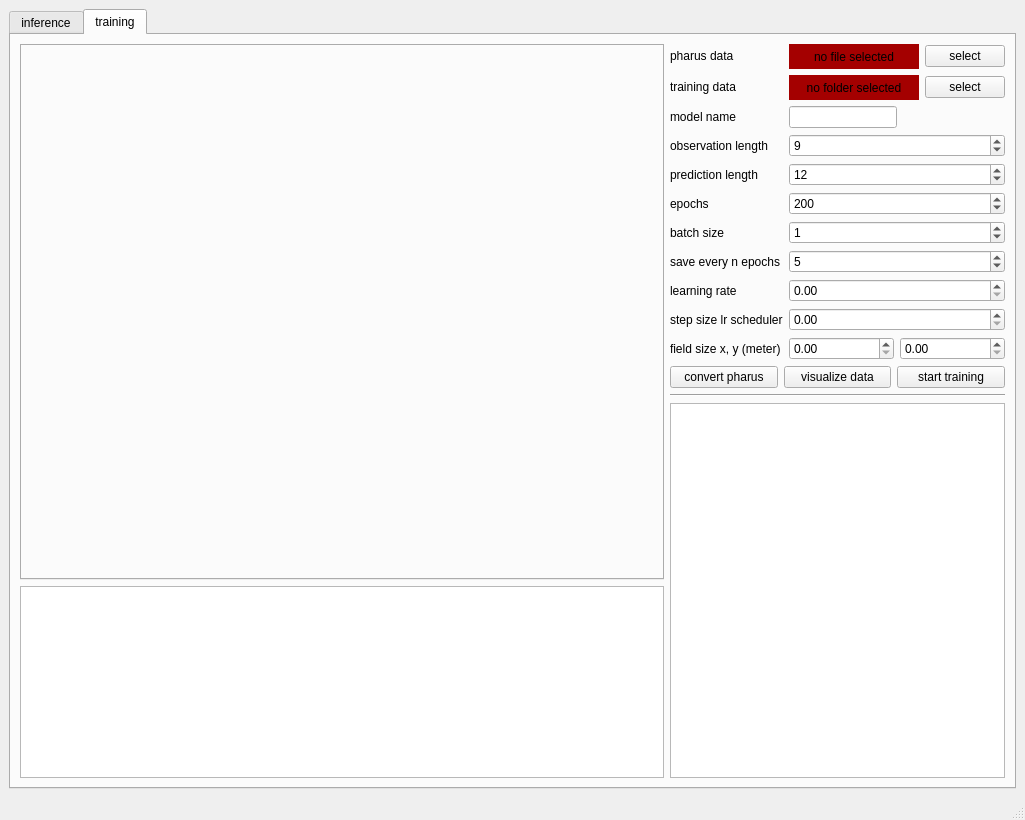
Before: the Qt Designer form gui/gui.ui in birkschmithuesen/SystemFailed_trajnetplusplusbaselines, drawn with Qt 5.
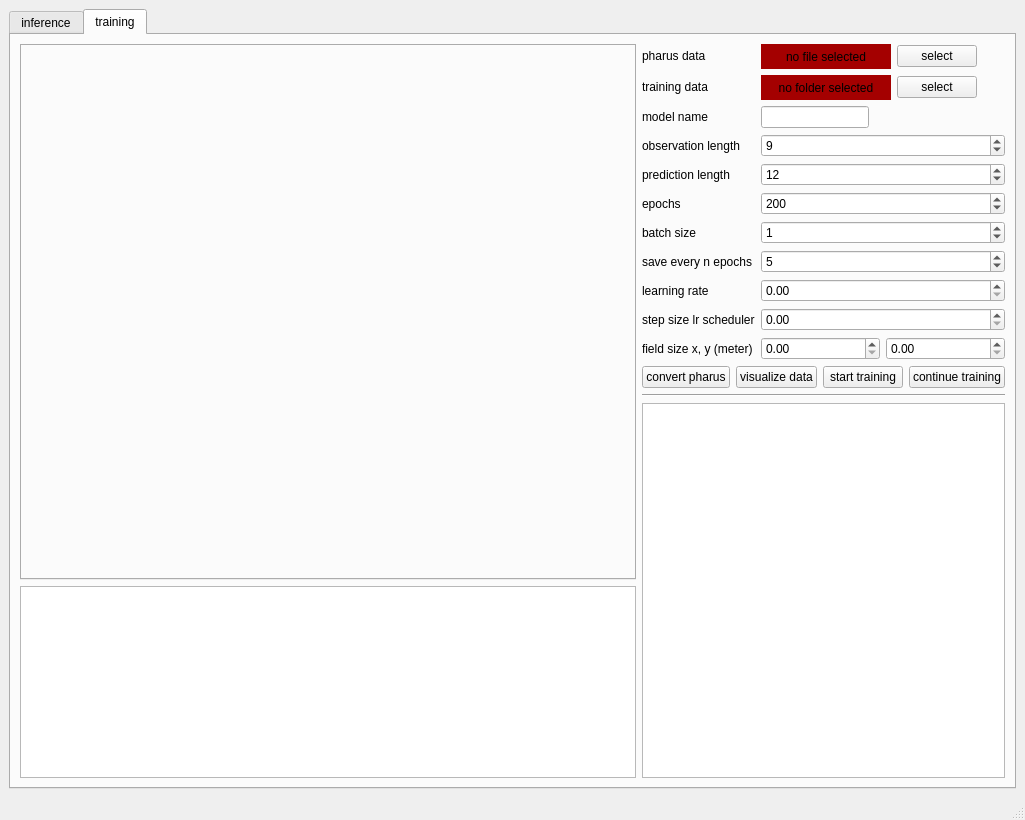
After: the same form once the commit is applied. The open tabs and pages were chosen to show the change.

Commit message: Add continue training function

```diff
--- a/gui/gui.ui
+++ b/gui/gui.ui
@@ -800,6 +800,13 @@
                 </property>
                </widget>
               </item>
+              <item>
+               <widget class="QPushButton" name="continue_training_button">
+                <property name="text">
+                 <string>continue training</string>
+                </property>
+               </widget>
+              </item>
              </layout>
             </item>
             <item>
```
Left out of the diff: 2 changed lines with no effect on the pictures. The commit also changes 2 other files.
